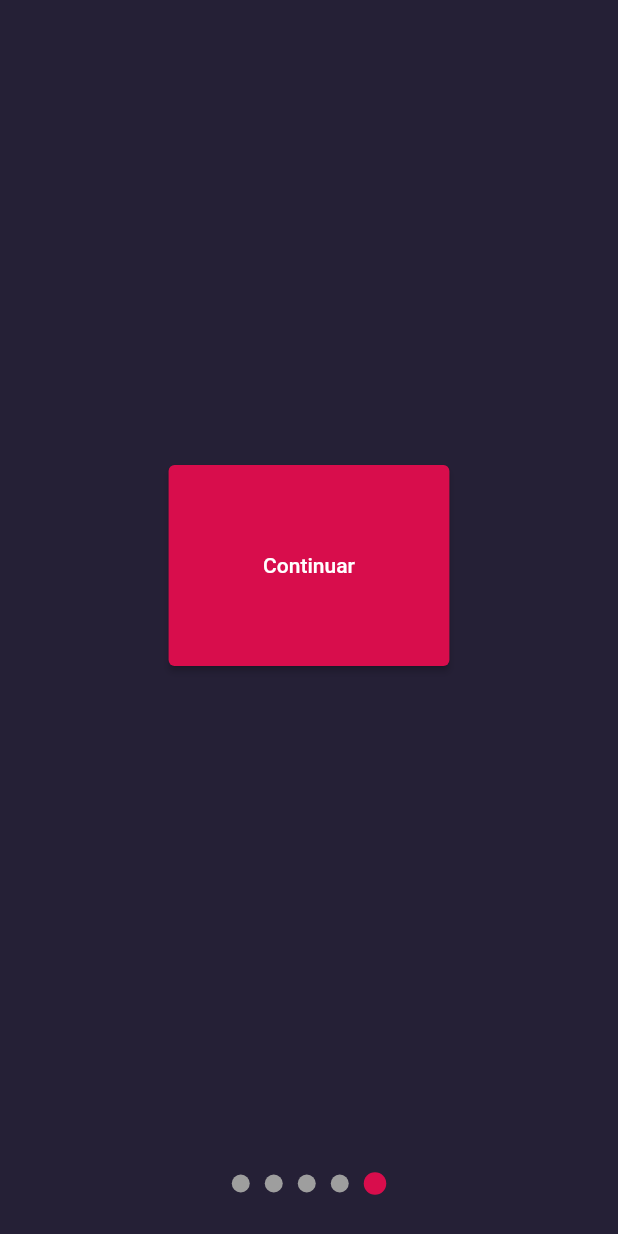
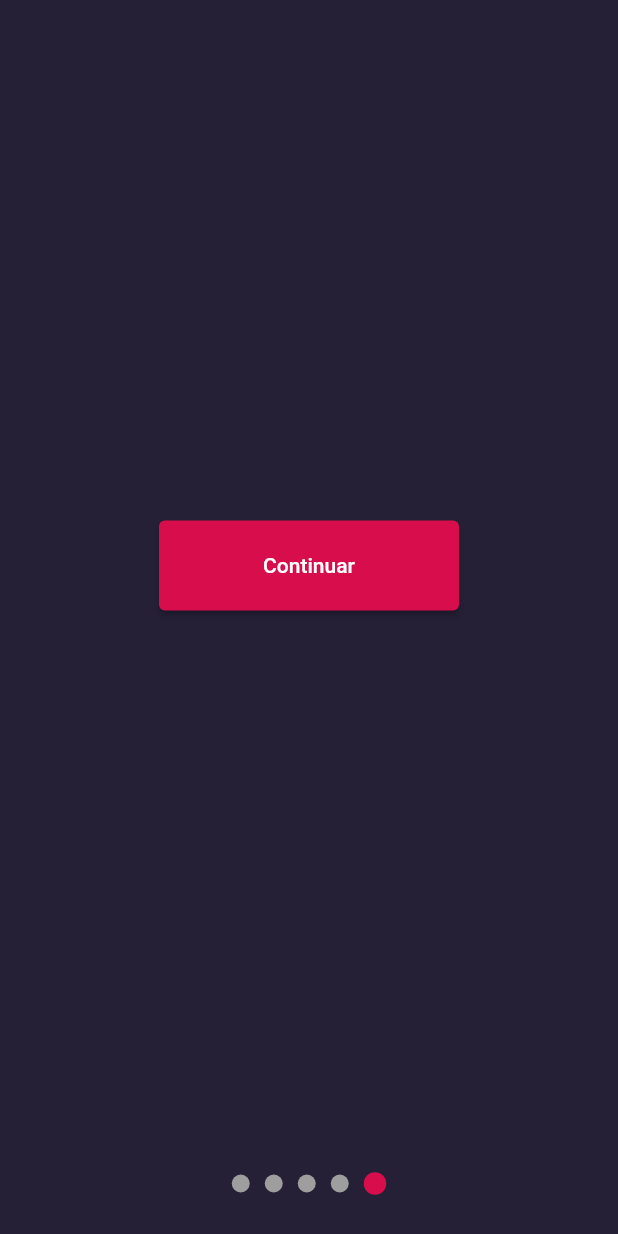
Before and after one commit to erikyvanov/APP-users-publications, a Flutter app: the screen it shows after launch, swiped to page 5, on a phone screen of 412 x 824 dp. Run offline on Flutter 3.47's test engine with Material 2 defaults, Android fonts, the phone set to English and light mode, and no system bars; our stand-ins replace flutter_svg, font_awesome_flutter, shared_preferences.

Commit message:
TODO: home page y boton de init arreglado

```diff
--- a/lib/pages/init_page.dart
+++ b/lib/pages/init_page.dart
@@ -45,12 +45,9 @@ class InitPage extends StatelessWidget {
                   height: size.height * 0.55,
                 ),
                 'Usa Json Web Token para la autenticación de usuarios'),
-            Padding(
-              padding: EdgeInsets.symmetric(
-                  horizontal: size.width > 896
-                      ? (size.height * 0.4)
-                      : (size.height * 0.1),
-                  vertical: 280),
+            Center(
+              child: ConstrainedBox(
+                constraints: BoxConstraints.tightFor(width: 200, height: 60),
                 child: ElevatedButton(
                   onPressed: () {
                     final UserPreferences prefs = UserPreferences();
@@ -65,6 +62,7 @@ class InitPage extends StatelessWidget {
                           style: TextStyle(fontSize: 20),
                         )
                       : Text('Continuar'),
+                ),
               ),
             )
           ]),
--- a/lib/routes/routes.dart
+++ b/lib/routes/routes.dart
@@ -1,4 +1,5 @@
 import 'package:flutter/material.dart';
+import 'package:users_publications/pages/home_page.dart';
 
 import 'package:users_publications/pages/init_page.dart';
 import 'package:users_publications/pages/login_page.dart';
@@ -12,8 +13,10 @@ class Route {
 
 final init = Route(page: InitPage(), name: 'init');
 final login = Route(page: LoginPage(), name: 'login');
+final home = Route(page: HomePage(), name: 'home');
 
 final routes = {
   init.name: (BuildContext context) => init.page,
   login.name: (BuildContext context) => login.page,
+  home.name: (BuildContext context) => home.page,
 };
```
Also changed, not shown: lib/pages/home_page.dart (added, +12 -0 lines), 1 other file. Lines whose indentation alone changed are shown as unchanged.
